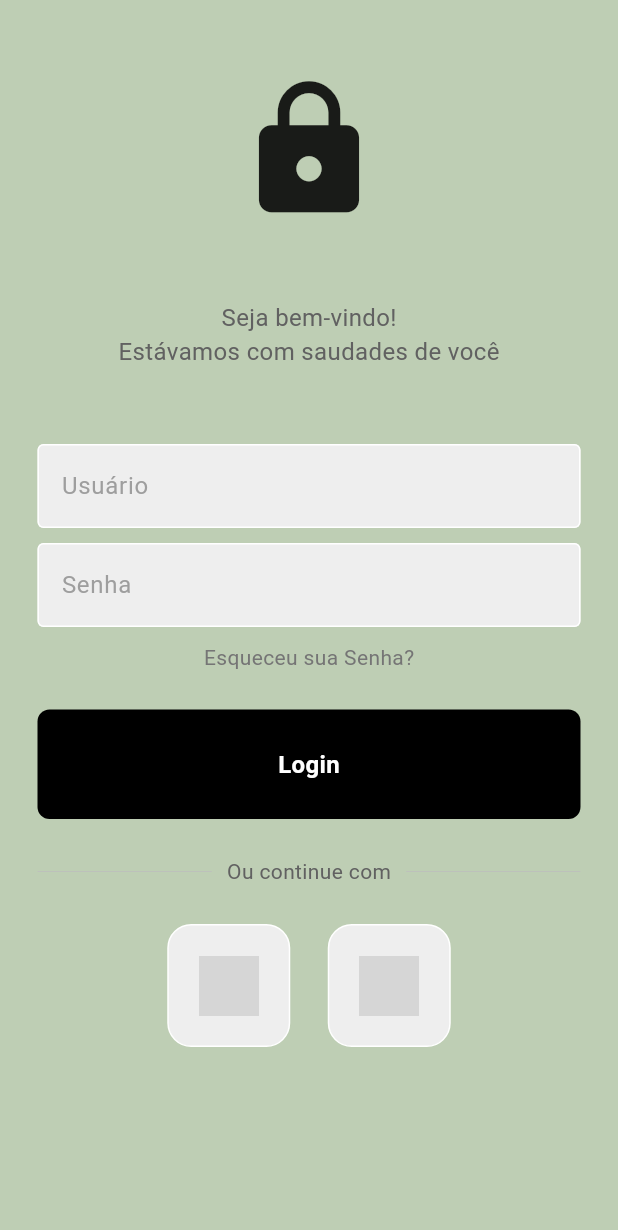
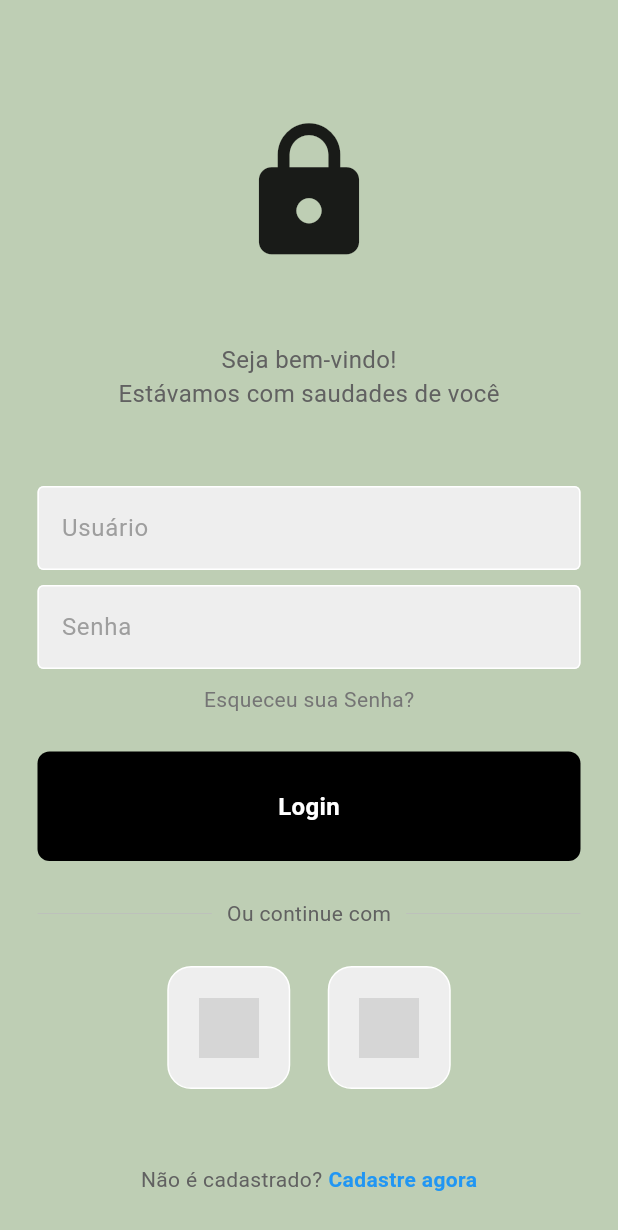
Before and after one commit to Luiz-Tomasi/StudioApp, a Flutter app: the screen it shows after launch, after a tap on "Sign In", on a phone screen of 412 x 824 dp. Shown: the top 1230 px of the screen. Run offline on Flutter 3.47's test engine with Material 3 defaults, Android fonts, the phone set to English and light mode, and no system bars; our stand-ins replace flutter_svg; grey boxes are pictures that could not be loaded.

Commit message:
Add a register option to login_page

```diff
--- a/lib/pages/login_page.dart
+++ b/lib/pages/login_page.dart
@@ -20,6 +20,7 @@ class login_page extends StatelessWidget {
       body: SafeArea(
         child: Center(
           child: Column(
+            mainAxisAlignment: MainAxisAlignment.center,
             children: [
               const SizedBox(height: 50), // empty space
               //logo
@@ -109,9 +110,25 @@ class login_page extends StatelessWidget {
                   const SizedBox(width: 25),
                   SquareTile(imagePath: "../assets/images/appleIcon.png"),
                 ],
-              )
+              ),
 
               // not a member? register now
+              const SizedBox(height: 50),
+              Row(
+                mainAxisAlignment: MainAxisAlignment.center,
+                children: [
+                  Text(
+                    "Não é cadastrado?",
+                    style: TextStyle(color: Colors.grey.shade700),
+                  ),
+                  const SizedBox(width: 4),
+                  const Text('Cadastre agora',
+                      style: TextStyle(
+                        color: Colors.blue,
+                        fontWeight: FontWeight.bold,
+                      ))
+                ],
+              )
             ],
           ),
         ),
```
